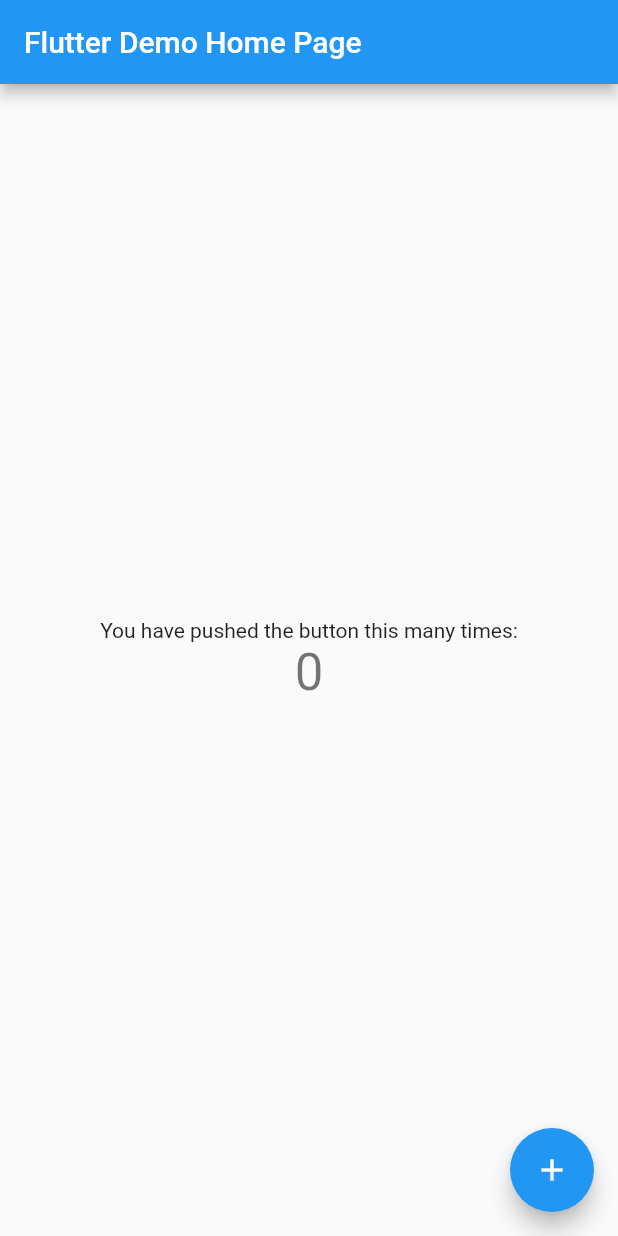
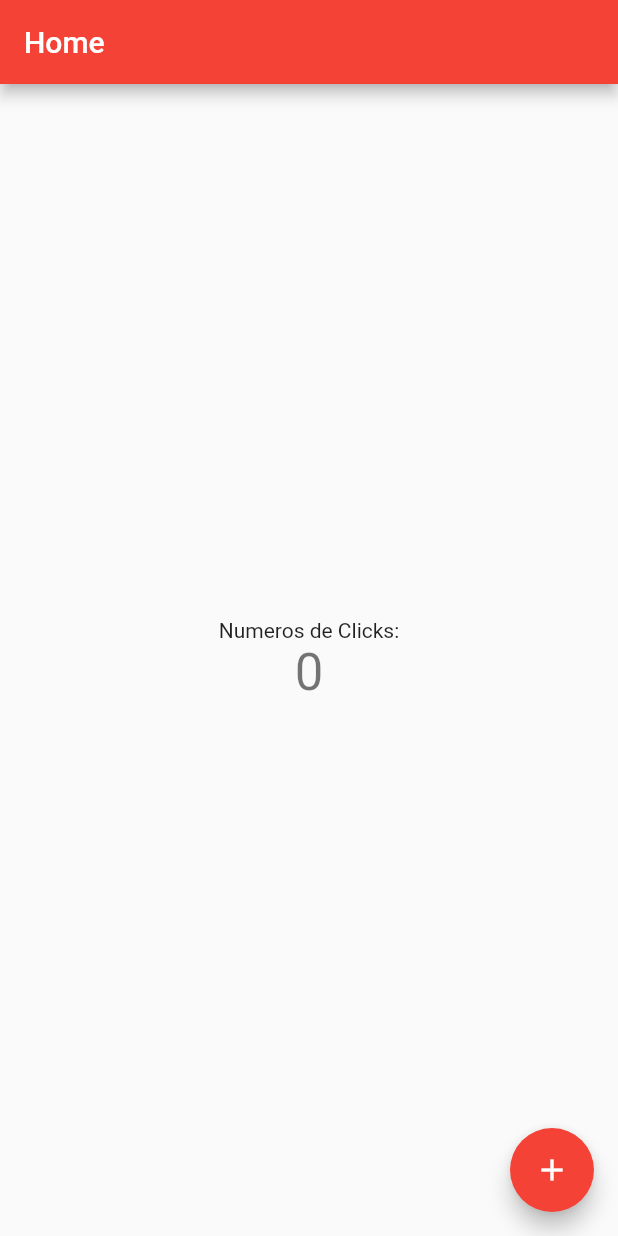
Before and after one commit to wellingtonzero21/Bootcamp_Santander, a Flutter app: the screen it shows after launch, on a phone screen of 412 x 824 dp. Run offline on Flutter 3.47's test engine with Material 2 defaults, Android fonts, the phone set to English and light mode, and no system bars.

Commit message:
Cores
alteração de cores

```diff
--- a/lib/main.dart
+++ b/lib/main.dart
@@ -7,39 +7,19 @@ void main() {
 class MyApp extends StatelessWidget {
   const MyApp({super.key});
 
-  // This widget is the root of your application.
   @override
   Widget build(BuildContext context) {
     return MaterialApp(
-      title: 'Flutter Demo',
       theme: ThemeData(
-        // This is the theme of your application.
-        //
-        // Try running your application with "flutter run". You'll see the
-        // application has a blue toolbar. Then, without quitting the app, try
-        // changing the primarySwatch below to Colors.green and then invoke
-        // "hot reload" (press "r" in the console where you ran "flutter run",
-        // or simply save your changes to "hot reload" in a Flutter IDE).
-        // Notice that the counter didn't reset back to zero; the application
-        // is not restarted.
-        primarySwatch: Colors.blue,
+        primarySwatch: Colors.red,
       ),
-      home: const MyHomePage(title: 'Flutter Demo Home Page'),
+      home: const MyHomePage(title: 'Home'),
     );
   }
 }
 
 class MyHomePage extends StatefulWidget {
   const MyHomePage({super.key, required this.title});
-
-  // This widget is the home page of your application. It is stateful, meaning
-  // that it has a State object (defined below) that contains fields that affect
-  // how it looks.
-
-  // This class is the configuration for the state. It holds the values (in this
-  // case the title) provided by the parent (in this case the App widget) and
-  // used by the build method of the State. Fields in a Widget subclass are
-  // always marked "final".
 
   final String title;
 
@@ -52,51 +32,23 @@ class _MyHomePageState extends State<MyHomePage> {
 
   void _incrementCounter() {
     setState(() {
-      // This call to setState tells the Flutter framework that something has
-      // changed in this State, which causes it to rerun the build method below
-      // so that the display can reflect the updated values. If we changed
-      // _counter without calling setState(), then the build method would not be
-      // called again, and so nothing would appear to happen.
       _counter++;
+
     });
   }
 
   @override
   Widget build(BuildContext context) {
-    // This method is rerun every time setState is called, for instance as done
-    // by the _incrementCounter method above.
-    //
-    // The Flutter framework has been optimized to make rerunning build methods
-    // fast, so that you can just rebuild anything that needs updating rather
-    // than having to individually change instances of widgets.
     return Scaffold(
       appBar: AppBar(
-        // Here we take the value from the MyHomePage object that was created by
-        // the App.build method, and use it to set our appbar title.
         title: Text(widget.title),
       ),
       body: Center(
-        // Center is a layout widget. It takes a single child and positions it
-        // in the middle of the parent.
         child: Column(
-          // Column is also a layout widget. It takes a list of children and
-          // arranges them vertically. By default, it sizes itself to fit its
-          // children horizontally, and tries to be as tall as its parent.
-          //
-          // Invoke "debug painting" (press "p" in the console, choose the
-          // "Toggle Debug Paint" action from the Flutter Inspector in Android
-          // Studio, or the "Toggle Debug Paint" command in Visual Studio Code)
-          // to see the wireframe for each widget.
-          //
-          // Column has various properties to control how it sizes itself and
-          // how it positions its children. Here we use mainAxisAlignment to
-          // center the children vertically; the main axis here is the vertical
-          // axis because Columns are vertical (the cross axis would be
-          // horizontal).
           mainAxisAlignment: MainAxisAlignment.center,
           children: <Widget>[
             const Text(
-              'You have pushed the button this many times:',
+              'Numeros de Clicks:',
             ),
             Text(
               '$_counter',
@@ -109,7 +61,7 @@ class _MyHomePageState extends State<MyHomePage> {
         onPressed: _incrementCounter,
         tooltip: 'Increment',
         child: const Icon(Icons.add),
-      ), // This trailing comma makes auto-formatting nicer for build methods.
+      ),
     );
   }
 }
```
